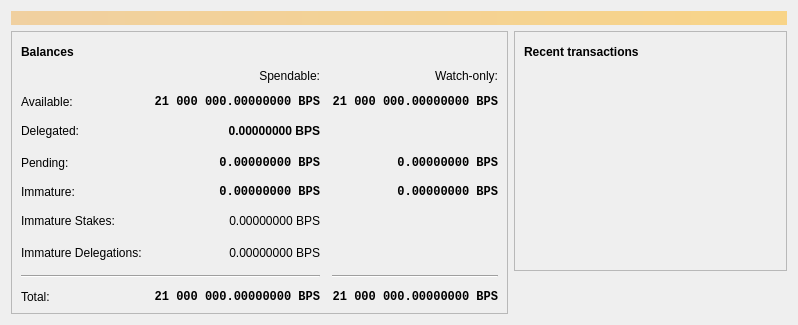
Above: src/qt/forms/overviewpage.ui from Hashcash-PoW-Faucet/996-Coin before the change. Below: the same form after it.
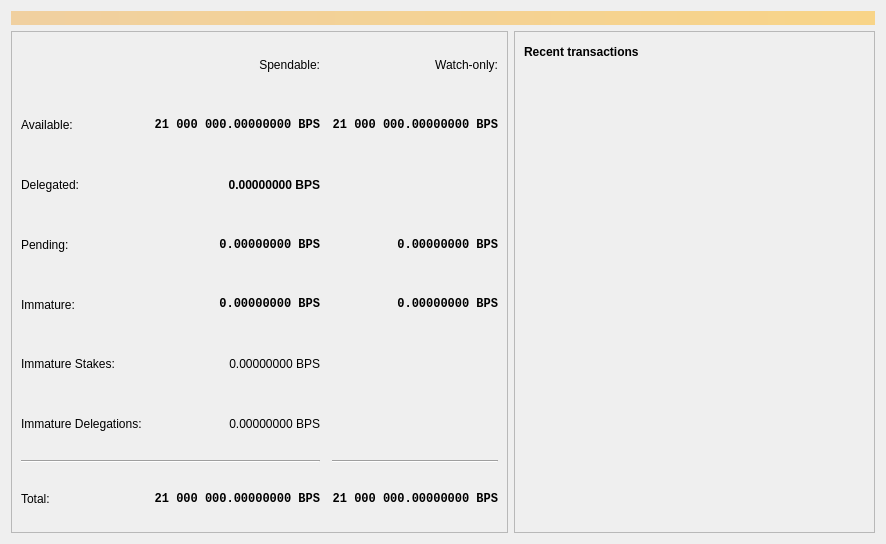
That is the form after the change. Icons and pictures are not drawn.

Commit message: Update genesis block timestamp and modify UI elements add new icon

The edit to the form file:
```diff
--- a/src/qt/forms/overviewpage.ui
+++ b/src/qt/forms/overviewpage.ui
@@ -6,13 +6,16 @@
    <rect>
     <x>0</x>
     <y>0</y>
-    <width>798</width>
-    <height>318</height>
+    <width>886</width>
+    <height>544</height>
    </rect>
   </property>
   <property name="windowTitle">
    <string>Form</string>
   </property>
+  <property name="styleSheet">
+   <string notr="true">background-image: url(:/icons/966C);</string>
+  </property>
   <layout class="QVBoxLayout" name="topLayout">
    <item>
     <widget class="QLabel" name="labelAlerts">
@@ -46,69 +49,6 @@
           <enum>QFrame::Raised</enum>
          </property>
          <layout class="QVBoxLayout" name="verticalLayout_4">
-          <item>
-           <layout class="QHBoxLayout" name="horizontalLayout_4">
-            <item>
-             <widget class="QLabel" name="label_5">
-              <property name="font">
-               <font>
-                <weight>75</weight>
-                <bold>true</bold>
-               </font>
-              </property>
-              <property name="text">
-               <string>Balances</string>
-              </property>
-             </widget>
-            </item>
-            <item>
-             <widget class="QPushButton" name="labelWalletStatus">
-              <property name="enabled">
-               <bool>true</bool>
-              </property>
-              <property name="maximumSize">
-               <size>
-                <width>30</width>
-                <height>16777215</height>
-               </size>
-              </property>
-              <property name="toolTip">
-               <string>The displayed information may be out of date. Your wallet automatically synchronizes with the Bitcoin network after a connection is established, but this process has not completed yet.</string>
-              </property>
-              <property name="text">
-               <string/>
-              </property>
-              <property name="icon">
-               <iconset resource="../bitcoin.qrc">
-                <normaloff>:/icons/warning</normaloff>
-                <disabledoff>:/icons/warning</disabledoff>:/icons/warning</iconset>
-              </property>
-              <property name="iconSize">
-               <size>
-                <width>24</width>
-                <height>24</height>
-               </size>
-              </property>
-              <property name="flat">
-               <bool>true</bool>
-              </property>
-             </widget>
-            </item>
-            <item>
-             <spacer name="horizontalSpacer_3">
-              <property name="orientation">
-               <enum>Qt::Horizontal</enum>
-              </property>
-              <property name="sizeHint" stdset="0">
-               <size>
-                <width>40</width>
-                <height>20</height>
-               </size>
-              </property>
-             </spacer>
-            </item>
-           </layout>
-          </item>
           <item>
            <layout class="QGridLayout" name="gridLayout">
             <property name="spacing">
@@ -119,7 +59,6 @@
               <property name="font">
                <font>
                 <family>Monospace</family>
-                <weight>75</weight>
                 <bold>true</bold>
                </font>
               </property>
@@ -145,7 +84,6 @@
               <property name="font">
                <font>
                 <family>Monospace</family>
-                <weight>75</weight>
                 <bold>true</bold>
                </font>
               </property>
@@ -171,7 +109,6 @@
               <property name="font">
                <font>
                 <family>Monospace</family>
-                <weight>75</weight>
                 <bold>true</bold>
                </font>
               </property>
@@ -230,7 +167,6 @@
               <property name="font">
                <font>
                 <family>Monospace</family>
-                <weight>75</weight>
                 <bold>true</bold>
                </font>
               </property>
@@ -274,9 +210,7 @@
             <item row="5" column="1">
              <widget class="QLabel" name="labelStake">
               <property name="font">
-               <font>
-                <weight>30</weight>
-               </font>
+               <font/>
               </property>
               <property name="cursor">
                <cursorShape>IBeamCursor</cursorShape>
@@ -318,9 +252,7 @@
             <item row="6" column="1">
              <widget class="QLabel" name="labelImmatureDelegated">
               <property name="font">
-               <font>
-                <weight>30</weight>
-               </font>
+               <font/>
               </property>
               <property name="cursor">
                <cursorShape>IBeamCursor</cursorShape>
@@ -363,7 +295,6 @@
              <widget class="QLabel" name="labelDelegated">
               <property name="font">
                <font>
-                <weight>75</weight>
                 <bold>true</bold>
                </font>
               </property>
@@ -409,7 +340,6 @@
               <property name="font">
                <font>
                 <family>Monospace</family>
-                <weight>75</weight>
                 <bold>true</bold>
                </font>
               </property>
@@ -435,7 +365,6 @@
               <property name="font">
                <font>
                 <family>Monospace</family>
-                <weight>75</weight>
                 <bold>true</bold>
                </font>
               </property>
@@ -478,7 +407,6 @@
               <property name="font">
                <font>
                 <family>Monospace</family>
-                <weight>75</weight>
                 <bold>true</bold>
                </font>
               </property>
@@ -504,7 +432,6 @@
               <property name="font">
                <font>
                 <family>Monospace</family>
-                <weight>75</weight>
                 <bold>true</bold>
                </font>
               </property>
@@ -547,19 +474,6 @@
          </layout>
         </widget>
        </item>
-       <item>
-        <spacer name="verticalSpacer">
-         <property name="orientation">
-          <enum>Qt::Vertical</enum>
-         </property>
-         <property name="sizeHint" stdset="0">
-          <size>
-           <width>20</width>
-           <height>40</height>
-          </size>
-         </property>
-        </spacer>
-       </item>
       </layout>
      </item>
      <item>
@@ -655,22 +569,22 @@
             </property>
            </widget>
           </item>
+          <item>
+           <spacer name="verticalSpacer_2">
+            <property name="orientation">
+             <enum>Qt::Vertical</enum>
+            </property>
+            <property name="sizeHint" stdset="0">
+             <size>
+              <width>20</width>
+              <height>40</height>
+             </size>
+            </property>
+           </spacer>
+          </item>
          </layout>
         </widget>
        </item>
-       <item>
-        <spacer name="verticalSpacer_2">
-         <property name="orientation">
-          <enum>Qt::Vertical</enum>
-         </property>
-         <property name="sizeHint" stdset="0">
-          <size>
-           <width>20</width>
-           <height>40</height>
-          </size>
-         </property>
-        </spacer>
-       </item>
       </layout>
      </item>
     </layout>
```
Left out of the diff: 11 changed lines with no effect on the pictures. The commit also changes 5 other files.
